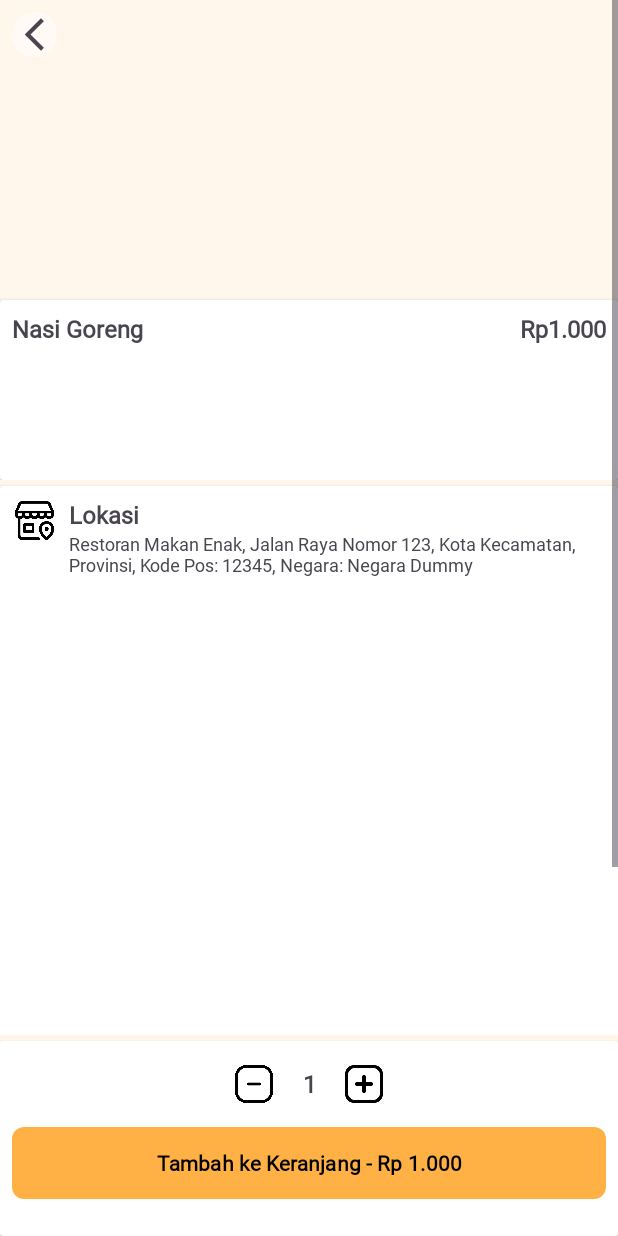
After one commit to YudaSaputraa/FoodApp, an Android app: the DetailActivity screen opened directly, with no data from a screen before it, on a phone screen of 412 x 824 dp. The commit adds this screen. Run offline under Robolectric (Android 15) with nearby library versions, the phone set to English and light mode, and no system bars; pictures from the network do not load.

Commit message:
create detail activity for showing detail menu

```diff
--- a/app/build.gradle.kts
+++ b/app/build.gradle.kts
@@ -1,6 +1,7 @@
 plugins {
     alias(libs.plugins.androidApplication)
     alias(libs.plugins.jetbrainsKotlinAndroid)
+    id ("kotlin-parcelize")
 }
 
 android {
--- a/app/src/main/java/com/kom/foodapp/data/model/Menu.kt
+++ b/app/src/main/java/com/kom/foodapp/data/model/Menu.kt
@@ -2,8 +2,10 @@ package com.example.foodapp.model
 
 import android.os.Parcelable
 import androidx.annotation.DrawableRes
+import kotlinx.parcelize.Parcelize
 import java.util.UUID
 
+@Parcelize
 data class Menu(
     var id: String = UUID.randomUUID().toString(),
     var image: String,
@@ -13,4 +15,4 @@ data class Menu(
     val locationUrl: String,
     val locationAddress: String,
 
-    )
+    ) : Parcelable
--- /dev/null
+++ b/app/src/main/java/com/kom/foodapp/presentation/detailmenu/DetailActivity.kt
@@ -0,0 +1,111 @@
+package com.kom.foodapp.presentation.detailmenu
+
+import android.content.Context
+import android.content.Intent
+import android.net.Uri
+import android.os.Bundle
+import android.widget.Toast
+import androidx.activity.enableEdgeToEdge
+import androidx.appcompat.app.AppCompatActivity
+import androidx.core.view.ViewCompat
+import androidx.core.view.WindowInsetsCompat
+import coil.load
+import com.example.foodapp.model.Menu
+import com.kom.foodapp.R
+import com.kom.foodapp.databinding.ActivityDetailBinding
+import com.kom.foodapp.utils.formatToRupiah
+
+class DetailActivity : AppCompatActivity() {
+    private val binding: ActivityDetailBinding by lazy {
+        ActivityDetailBinding.inflate(layoutInflater)
+    }
+    private var quantity = 1
+    private var totalPrice: Double = 0.0
+
+    companion object {
+        const val EXTRAS_DETAIL_MENU = "EXTRAS_DETAIL_MENU"
+
+        fun startActivity(context: Context, menu: Menu) {
+            val intent = Intent(context, DetailActivity::class.java)
+            intent.putExtra(EXTRAS_DETAIL_MENU, menu)
+            context.startActivity(intent)
+        }
+    }
+
+    override fun onCreate(savedInstanceState: Bundle?) {
+        super.onCreate(savedInstanceState)
+        setContentView(binding.root)
+        getIntentData()
+        backToHome()
+        intent.extras?.getParcelable<Menu>(EXTRAS_DETAIL_MENU)?.let { setItemQuantity(it) }
+    }
+
+    private fun setItemQuantity(menu: Menu) {
+        binding.layoutAddCart.ivMinus.setOnClickListener {
+            if (quantity > 1) {
+                quantity -= 1
+                totalPrice -= menu.price
+                updateQuantityLayout()
+            } else {
+                Toast.makeText(this, getString(R.string.text_toast_on_quantity), Toast.LENGTH_SHORT)
+                    .show()
+            }
+        }
+        binding.layoutAddCart.ivPlus.setOnClickListener {
+            quantity += 1
+            totalPrice += menu.price
+            updateQuantityLayout()
+        }
+        updateQuantityLayout()
+    }
+
+    private fun updateQuantityLayout() {
+        binding.layoutAddCart.tvQuantity.text = quantity.toString()
+        binding.layoutAddCart.btnAddToCart.text =
+            getString(
+                R.string.text_button_add_cart, totalPrice.formatToRupiah()
+            )
+
+    }
+
+    private fun getIntentData() {
+        intent.extras?.getParcelable<Menu>(EXTRAS_DETAIL_MENU)?.let {
+            setImgMenu(it.image)
+            setDetailData(it)
+            setItemQuantity(it)
+            totalPrice = it.price
+
+        }
+    }
+
+    private fun navigateToGoogleMaps(menu: Menu) {
+        binding.layoutDetailLocation.tvDetailLocationAddress.setOnClickListener {
+            openGoogleMaps(menu.locationUrl)
+        }
+    }
+
+    private fun openGoogleMaps(it: String) {
+        val gmmIntentUri = Uri.parse(it)
+        val mapIntent = Intent(Intent.ACTION_VIEW, gmmIntentUri)
+        startActivity(mapIntent)
+    }
+
+    private fun setDetailData(menu: Menu) {
+        binding.layoutDetailMenu.tvDetailMenuName.text = menu.name
+        binding.layoutDetailMenu.tvDetailMenuDesc.text = menu.desc
+        binding.layoutDetailMenu.tvDetailMenuPrice.text = menu.price.formatToRupiah()
+        binding.layoutDetailLocation.tvDetailLocationAddress.text = menu.locationAddress
+        navigateToGoogleMaps(menu)
+
+    }
+
+    private fun setImgMenu(image: String?) {
+        image?.let { binding.layoutDetailMenu.ivDetailMenu.load(it) }
+    }
+
+    private fun backToHome() {
+        binding.layoutDetailMenu.icBack.setOnClickListener {
+            finish()
+        }
+    }
+}
--- a/app/src/main/java/com/kom/foodapp/presentation/home/HomeFragment.kt
+++ b/app/src/main/java/com/kom/foodapp/presentation/home/HomeFragment.kt
@@ -19,6 +19,7 @@ import com.kom.foodapp.data.repository.CategoryRepositoryImpl
 import com.kom.foodapp.data.repository.MenuRepository
 import com.kom.foodapp.data.repository.MenuRepositoryImpl
 import com.kom.foodapp.databinding.FragmentHomeBinding
+import com.kom.foodapp.presentation.detailmenu.DetailActivity
 import com.kom.foodapp.presentation.home.adapter.CategoryAdapter
 import com.kom.foodapp.presentation.home.adapter.MenuAdapter
 import com.kom.foodapp.utils.GenericViewModelFactory
@@ -71,7 +72,7 @@ class HomeFragment : Fragment() {
             listMode = listMode,
             listener = object : MenuAdapter.OnItemClickedListener<Menu> {
                 override fun onItemSelected(item: Menu) {
-//                    pushToDetail(item)
+                    pushToDetail(item)
                 }
 
             }
@@ -95,6 +96,11 @@ class HomeFragment : Fragment() {
         }
         categoryAdapter.submitData(categories)
     }
+    private fun pushToDetail(item: Menu) {
+        DetailActivity.startActivity(
+            requireContext(), item
+        )
+    }
 
     private fun setClickAction() {
         binding.ivMenuList.setOnClickListener {
--- /dev/null
+++ b/app/src/main/res/drawable/bg_back_icon.xml
@@ -0,0 +1,6 @@
+<?xml version="1.0" encoding="utf-8"?>
+<shape xmlns:android="http://schemas.android.com/apk/res/android"
+    android:shape="rectangle">
+    <solid android:color="#80FFFFFF" />
+    <corners android:radius="100dp" />
+</shape>
--- /dev/null
+++ b/app/src/main/res/layout/activity_detail.xml
@@ -0,0 +1,58 @@
+<?xml version="1.0" encoding="utf-8"?>
+<androidx.constraintlayout.widget.ConstraintLayout xmlns:android="http://schemas.android.com/apk/res/android"
+    xmlns:app="http://schemas.android.com/apk/res-auto"
+    xmlns:tools="http://schemas.android.com/tools"
+    android:id="@+id/main"
+    android:layout_width="match_parent"
+    android:layout_height="match_parent"
+    android:fitsSystemWindows="true"
+    android:background="@color/on_secondary_container"
+    tools:context=".presentation.detailmenu.DetailActivity">
+
+    <ScrollView
+        android:id="@+id/nsv_detail_menu"
+        android:layout_width="match_parent"
+        android:layout_height="0dp"
+        android:layout_marginBottom="4dp"
+        app:layout_constraintBottom_toTopOf="@+id/layout_add_cart"
+        app:layout_constraintEnd_toEndOf="parent"
+        app:layout_constraintStart_toStartOf="parent"
+        app:layout_constraintTop_toTopOf="parent">
+
+        <androidx.constraintlayout.widget.ConstraintLayout
+            android:layout_width="match_parent"
+            android:layout_height="wrap_content">
+
+            <include
+                android:id="@+id/layout_detail_menu"
+                layout="@layout/layout_detail_menu"
+                android:layout_width="match_parent"
+                android:layout_height="wrap_content"
+                app:layout_constraintEnd_toEndOf="parent"
+                app:layout_constraintStart_toStartOf="parent" />
+
+            <include
+                android:id="@+id/layout_detail_location"
+                layout="@layout/layout_detail_location"
+                android:layout_width="match_parent"
+                android:layout_height="500dp"
+                android:layout_marginVertical="4dp"
+                app:layout_constraintEnd_toEndOf="parent"
+                app:layout_constraintStart_toStartOf="parent"
+                app:layout_constraintTop_toBottomOf="@id/layout_detail_menu" />
+        </androidx.constraintlayout.widget.ConstraintLayout>
+
+    </ScrollView>
+
+    <include
+        android:id="@+id/layout_add_cart"
+        layout="@layout/layout_add_cart_control"
+        android:layout_width="match_parent"
+        android:layout_height="130dp"
+        android:layout_marginTop="8dp"
+        app:layout_constraintBottom_toBottomOf="parent"
+        app:layout_constraintEnd_toEndOf="parent"
+        app:layout_constraintStart_toStartOf="parent" />
+
+
+</androidx.constraintlayout.widget.ConstraintLayout>
--- /dev/null
+++ b/app/src/main/res/layout/layout_add_cart_control.xml
@@ -0,0 +1,65 @@
+<?xml version="1.0" encoding="utf-8"?>
+<androidx.cardview.widget.CardView xmlns:android="http://schemas.android.com/apk/res/android"
+    xmlns:app="http://schemas.android.com/apk/res-auto"
+    android:layout_width="match_parent"
+    android:layout_height="wrap_content"
+    android:layout_marginTop="8dp">
+
+    <androidx.constraintlayout.widget.ConstraintLayout
+        android:layout_width="match_parent"
+        android:layout_height="wrap_content"
+        android:layout_marginHorizontal="8dp">
+
+        <LinearLayout
+            android:id="@+id/ll_qty_controls"
+            android:layout_width="wrap_content"
+            android:layout_height="wrap_content"
+            android:layout_marginTop="16dp"
+            android:gravity="center"
+            android:orientation="horizontal"
+            android:textAlignment="center"
+            app:layout_constraintEnd_toEndOf="parent"
+            app:layout_constraintStart_toStartOf="parent"
+            app:layout_constraintTop_toTopOf="parent">
+
+            <ImageView
+                android:id="@+id/iv_minus"
+                android:layout_width="25dp"
+                android:layout_height="25dp"
+                android:src="@drawable/ic_minus" />
+
+            <TextView
+                android:id="@+id/tv_quantity"
+                android:layout_width="40dp"
+                android:layout_height="wrap_content"
+                android:layout_marginHorizontal="4dp"
+                android:gravity="center"
+                android:text="@string/text_default_quantity"
+                android:textAlignment="center"
+                android:textSize="16sp"
+                android:textStyle="bold" />
+
+            <ImageView
+                android:id="@+id/iv_plus"
+                android:layout_width="25dp"
+                android:layout_height="25dp"
+                android:src="@drawable/ic_plus" />
+
+        </LinearLayout>
+
+        <Button
+            android:id="@+id/btn_add_to_cart"
+            android:layout_width="match_parent"
+            android:layout_height="wrap_content"
+            android:layout_marginVertical="16dp"
+            android:background="@drawable/btn_rounded"
+            android:text="@string/text_default_button"
+            android:textColor="@color/black"
+            android:textSize="14sp"
+            android:textStyle="bold"
+            app:layout_constraintBottom_toBottomOf="parent"
+            app:layout_constraintEnd_toEndOf="parent"
+            app:layout_constraintStart_toStartOf="parent"
+            app:layout_constraintTop_toBottomOf="@+id/ll_qty_controls" />
+    </androidx.constraintlayout.widget.ConstraintLayout>
+</androidx.cardview.widget.CardView>
--- /dev/null
+++ b/app/src/main/res/layout/layout_detail_location.xml
@@ -0,0 +1,50 @@
+<?xml version="1.0" encoding="utf-8"?>
+<androidx.cardview.widget.CardView xmlns:android="http://schemas.android.com/apk/res/android"
+    xmlns:app="http://schemas.android.com/apk/res-auto"
+    android:id="@+id/cv_detail_location"
+    android:layout_width="match_parent"
+    android:layout_height="300dp"
+    android:layout_marginTop="4dp">
+
+    <androidx.constraintlayout.widget.ConstraintLayout
+        android:layout_width="match_parent"
+        android:layout_height="wrap_content"
+        android:layout_marginHorizontal="8dp"
+        android:layout_marginTop="8dp">
+
+        <ImageView
+            android:id="@+id/iv_store_location_icon"
+            android:layout_width="30dp"
+            android:layout_height="30dp"
+            android:src="@drawable/ic_store_location"
+            app:layout_constraintStart_toStartOf="parent"
+            app:layout_constraintTop_toTopOf="parent" />
+
+        <TextView
+            android:id="@+id/tv_detail_title_loction"
+            android:layout_width="0dp"
+            android:layout_height="wrap_content"
+            android:layout_marginHorizontal="8dp"
+            android:ellipsize="end"
+            android:maxLines="1"
+            android:text="@string/text_location_detail"
+            android:textSize="16sp"
+            android:textStyle="bold"
+            app:layout_constraintEnd_toEndOf="parent"
+            app:layout_constraintStart_toEndOf="@+id/iv_store_location_icon"
+            app:layout_constraintTop_toTopOf="parent" />
+
+        <TextView
+            android:id="@+id/tv_detail_location_address"
+            android:layout_width="0dp"
+            android:layout_height="wrap_content"
+            android:ellipsize="end"
+            android:maxLines="5"
+            android:text="@string/text_location_address_detail"
+            android:textSize="12sp"
+            app:layout_constraintEnd_toEndOf="parent"
+            app:layout_constraintStart_toStartOf="@id/tv_detail_title_loction"
+            app:layout_constraintTop_toBottomOf="@id/tv_detail_title_loction" />
+    </androidx.constraintlayout.widget.ConstraintLayout>
+
+</androidx.cardview.widget.CardView>
--- /dev/null
+++ b/app/src/main/res/layout/layout_detail_menu.xml
@@ -0,0 +1,89 @@
+<?xml version="1.0" encoding="utf-8"?>
+<androidx.constraintlayout.widget.ConstraintLayout xmlns:android="http://schemas.android.com/apk/res/android"
+    xmlns:app="http://schemas.android.com/apk/res-auto"
+    xmlns:tools="http://schemas.android.com/tools"
+    android:layout_width="match_parent"
+    android:layout_height="match_parent">
+
+    <FrameLayout
+        android:id="@+id/frame_menu_img"
+        android:layout_width="match_parent"
+        android:layout_height="wrap_content"
+        app:layout_constraintEnd_toEndOf="parent"
+        app:layout_constraintStart_toStartOf="parent"
+        app:layout_constraintTop_toTopOf="parent">
+
+        <ImageView
+            android:id="@+id/iv_detail_menu"
+            android:layout_width="match_parent"
+            android:layout_height="200dp"
+            android:scaleType="centerCrop"
+            tools:src="@tools:sample/avatars" />
+
+        <ImageView
+            android:id="@+id/ic_back"
+            android:layout_width="30dp"
+            android:layout_height="30dp"
+            android:layout_marginStart="8dp"
+            android:layout_marginTop="8dp"
+            android:background="@drawable/bg_back_icon"
+            android:padding="2dp"
+            android:src="@drawable/ic_back"
+            app:tint="?attr/colorControlNormal" />
+    </FrameLayout>
+
+    <androidx.cardview.widget.CardView
+        android:id="@+id/cv_detail_menu"
+        android:layout_width="match_parent"
+        android:layout_height="wrap_content"
+        android:minHeight="120dp"
+        app:layout_constraintEnd_toEndOf="parent"
+        app:layout_constraintStart_toStartOf="parent"
+        app:layout_constraintTop_toBottomOf="@+id/frame_menu_img">
+
+        <androidx.constraintlayout.widget.ConstraintLayout
+            android:layout_width="match_parent"
+            android:layout_height="wrap_content"
+            android:layout_marginHorizontal="8dp"
+            android:layout_marginTop="8dp">
+
+            <TextView
+                android:id="@+id/tv_detail_menu_name"
+                android:layout_width="0dp"
+                android:layout_height="wrap_content"
+                android:ellipsize="end"
+                android:maxLines="1"
+                android:text="@string/text_menu_name_detail"
+                android:textSize="16sp"
+                android:textStyle="bold"
+                app:layout_constraintEnd_toEndOf="parent"
+                app:layout_constraintEnd_toStartOf="@id/tv_detail_menu_price"
+                app:layout_constraintStart_toStartOf="parent"
+                app:layout_constraintTop_toTopOf="parent" />
+
+            <TextView
+                android:id="@+id/tv_detail_menu_price"
+                android:layout_width="wrap_content"
+                android:layout_height="wrap_content"
+                android:ellipsize="end"
+                android:maxLines="1"
+                android:text="@string/text_menu_price_detail"
+                android:textSize="16sp"
+                android:textStyle="bold"
+                app:layout_constraintEnd_toEndOf="parent"
+                app:layout_constraintStart_toEndOf="@+id/tv_detail_menu_name"
+                app:layout_constraintTop_toTopOf="parent" />
+
+            <TextView
+                android:id="@+id/tv_detail_menu_desc"
+                android:layout_width="wrap_content"
+                android:layout_height="wrap_content"
+                android:layout_marginBottom="8dp"
+                android:textSize="12sp"
+                app:layout_constraintBottom_toBottomOf="parent"
+                app:layout_constraintStart_toStartOf="parent"
+                app:layout_constraintTop_toBottomOf="@+id/tv_detail_menu_name"
+                tools:text="@string/text_menu_desc_detail" />
+        </androidx.constraintlayout.widget.ConstraintLayout>
+    </androidx.cardview.widget.CardView>
+</androidx.constraintlayout.widget.ConstraintLayout>
--- a/app/src/main/res/navigation/main_navigation.xml
+++ b/app/src/main/res/navigation/main_navigation.xml
@@ -9,7 +9,11 @@
         android:id="@+id/menu_home_tab"
         android:name="com.kom.foodapp.presentation.home.HomeFragment"
         android:label="fragment_home"
-        tools:layout="@layout/fragment_home" />
+        tools:layout="@layout/fragment_home" >
+        <action
+            android:id="@+id/action_menu_home_tab_to_detailActivity"
+            app:destination="@id/detailActivity" />
+    </fragment>
     <fragment
         android:id="@+id/menu_cart_tab"
         android:name="com.kom.foodapp.presentation.cart.CartFragment"
@@ -20,4 +24,9 @@
         android:name="com.kom.foodapp.presentation.profile.ProfileFragment"
         android:label="fragment_profile"
         tools:layout="@layout/fragment_profile" />
+    <activity
+        android:id="@+id/detailActivity"
+        android:name="com.kom.foodapp.presentation.detailmenu.DetailActivity"
+        android:label="activity_detail"
+        tools:layout="@layout/activity_detail" />
 </navigation>
--- a/app/src/main/res/values/strings.xml
+++ b/app/src/main/res/values/strings.xml
@@ -51,4 +51,7 @@
     <string name="text_cart_note">Catatan :</string>
     <string name="text_hint_note">Catatan untuk restoran</string>
     <string name="text_cart_total_price_item">Total : Rp6.000</string>
+    <string name="text_toast_on_quantity">Minimum pemesanan 1</string>
+    <string name="text_add_cart_title">Tambah ke Keranjang -</string>
+    <string name="text_button_add_cart">Tambah ke Keranjang - %1$s</string>
 </resources>
```
Also changed, not shown: app/src/main/AndroidManifest.xml (+6 -2 lines), app/src/main/res/drawable/ic_store_location.webp (added).
